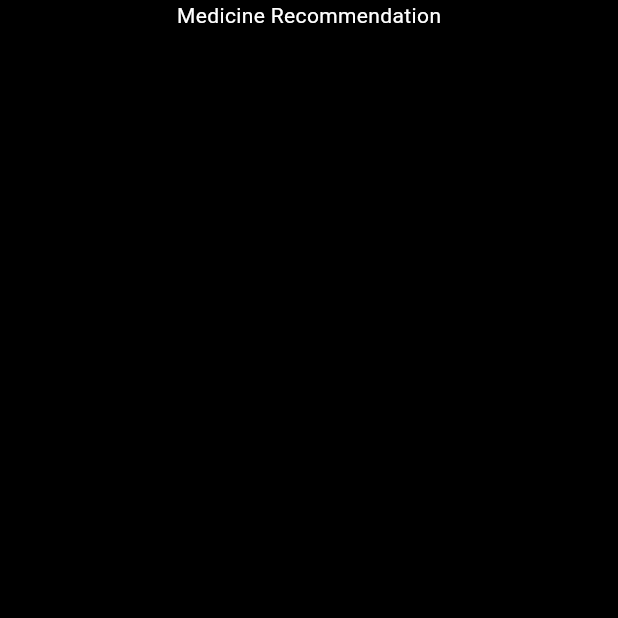
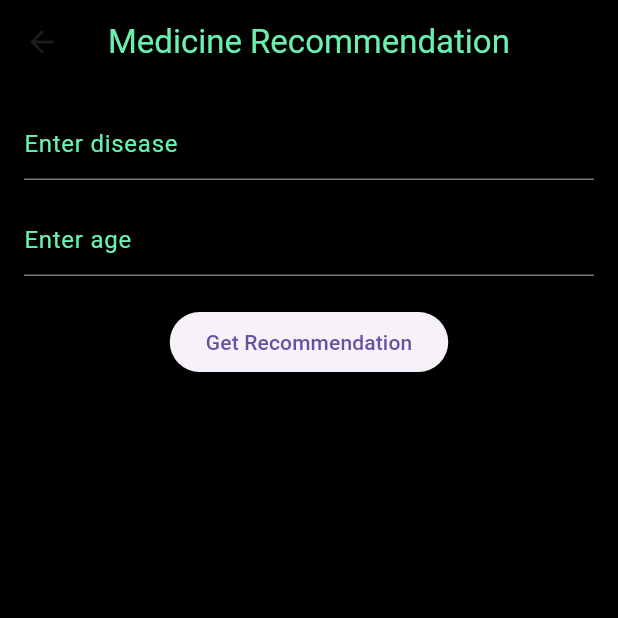
Before and after one commit to HealthMate-AI/HEALTHMATE_AI, a Flutter app: the Homepage screen opened directly, after a tap on "Medicine Recommendation", on a phone screen of 412 x 824 dp, the top half of it. Run offline on Flutter 3.47's test engine with Material 3 defaults, Android fonts, the light colour scheme and no system bars.

Commit message:
Medcine Recommendation

```diff
--- a/lib/disease_service.dart
+++ b/lib/disease_service.dart
@@ -4,7 +4,7 @@ import 'package:http/http.dart' as http;
 
 class DiseaseService {
   // Base URL of your Flask backend
-  static const String baseUrl = "http://10.254.219.151:5000";
+  static const String baseUrl = "http://127.0.0.1:5000";
 
   /// Predict disease based on selected symptoms.
   /// [symptomsMap] should be a map of symptom -> 1/0
--- a/lib/homepage.dart
+++ b/lib/homepage.dart
@@ -78,7 +78,7 @@ class Homepage extends StatelessWidget {
     }),
 featureTile("Medicine Recommendation","\nPersonalized medicine", Icons.medical_services, () {
       Navigator.push(context, MaterialPageRoute(
-        builder: (_) => const Medicinerecommendation(),
+        builder: (_) => const MedicineRecommendationPage(),
       ));
     }),     ],
     ),
--- /dev/null
+++ b/lib/medicine_service.dart
@@ -0,0 +1,26 @@
+import 'dart:convert';
+import 'package:http/http.dart' as http;
+
+class MedicineService {
+  static const String baseUrl = "http://127.0.0.1:5001"; // match Flask port
+
+  static Future<String> getRecommendedMedicine(String disease, int age) async {
+    try {
+      final url = Uri.parse('$baseUrl/recommend');
+      final response = await http.post(
+        url,
+        headers: {"Content-Type": "application/json"},
+        body: jsonEncode({"disease": disease, "age": age}),
+      );
+
+      if (response.statusCode == 200) {
+        final data = jsonDecode(response.body);
+        return data['recommended_medicine'] ?? "No medicine found";
+      } else {
+        return "Error: Could not fetch medicines";
+      }
+    } catch (e) {
+      return "Error: Could not connect to server";
+    }
+  }
+}
--- a/lib/medicinerecommendation.dart
+++ b/lib/medicinerecommendation.dart
@@ -1,17 +1,105 @@
 import 'package:flutter/material.dart';
+import 'medicine_service.dart';
 
-class Medicinerecommendation extends StatelessWidget {
-  const Medicinerecommendation({super.key});
+class MedicineRecommendationPage extends StatefulWidget {
+  const MedicineRecommendationPage({super.key});
+
+  @override
+  _MedicineRecommendationPageState createState() =>
+      _MedicineRecommendationPageState();
+}
+
+class _MedicineRecommendationPageState
+    extends State<MedicineRecommendationPage> {
+  TextEditingController diseaseController = TextEditingController();
+  TextEditingController ageController = TextEditingController();
+  List<String> recommendedMedicines = [];
+  bool isLoading = false;
+
+  void getRecommendation() async {
+    String disease = diseaseController.text.trim();
+    int age = int.tryParse(ageController.text.trim()) ?? 0;
+
+    if (disease.isEmpty || age <= 0) {
+      ScaffoldMessenger.of(context).showSnackBar(
+        const SnackBar(content: Text("Please enter valid disease and age")),
+      );
+      return;
+    }
+
+    setState(() {
+      isLoading = true;
+      recommendedMedicines = [];
+    });
+
+    String medicine =
+        await MedicineService.getRecommendedMedicine(disease, age);
+
+    setState(() {
+      recommendedMedicines = [medicine];
+      isLoading = false;
+    });
+  }
+
   @override
   Widget build(BuildContext context) {
     return Scaffold(
       backgroundColor: Colors.black,
-      body: Column(
-        children: [
-          Center(
-            child: Text("Medicine Recommendation",
-            style: TextStyle(color: Colors.white)),),
-        ],
+      appBar: AppBar(
+        title: const Text(
+          "Medicine Recommendation",
+          style: TextStyle(color: Colors.greenAccent),
+        ),
+        backgroundColor: Colors.black,
+      ),
+      body: Padding(
+        padding: const EdgeInsets.all(16),
+        child: Column(
+          children: [
+            TextField(
+              controller: diseaseController,
+              style: const TextStyle(color: Colors.white),
+              decoration: const InputDecoration(
+                hintText: "Enter disease",
+                hintStyle: TextStyle(color: Colors.greenAccent),
+              ),
+            ),
+            const SizedBox(height: 16),
+            TextField(
+              controller: ageController,
+              keyboardType: TextInputType.number,
+              style: const TextStyle(color: Colors.white),
+              decoration: const InputDecoration(
+                hintText: "Enter age",
+                hintStyle: TextStyle(color: Colors.greenAccent),
+              ),
+            ),
+            const SizedBox(height: 20),
+            ElevatedButton(
+              onPressed: getRecommendation,
+              child: const Text("Get Recommendation"),
+            ),
+            const SizedBox(height: 20),
+            if (isLoading) ...[
+              const CircularProgressIndicator(color: Colors.greenAccent),
+            ] else if (recommendedMedicines.isNotEmpty) ...[
+              const Text(
+                "Recommended Medicines:",
+                style: TextStyle(
+                    color: Colors.greenAccent,
+                    fontSize: 18,
+                    fontWeight: FontWeight.bold),
+              ),
+              const SizedBox(height: 10),
+              ...recommendedMedicines.map((med) => ListTile(
+                    leading: const Icon(Icons.medical_services,
+                        color: Colors.greenAccent),
+                    title: Text(med,
+                        style: const TextStyle(color: Colors.white70)),
+                  )),
+            ]
+          ],
+        ),
       ),
     );
   }
```
Also changed, not shown: 3 other files.
